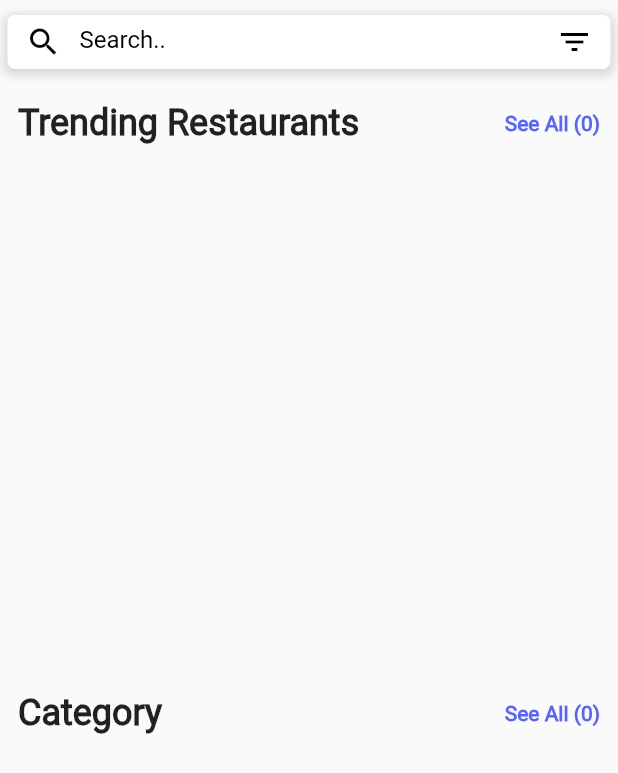
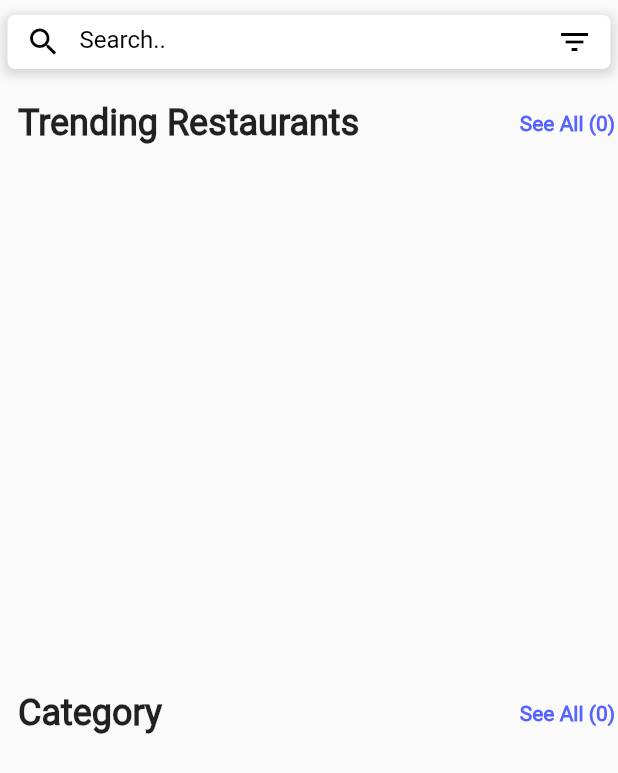
Before and after one commit to maysakhamis10/mobile_team_ui_app, a Flutter app: the HomeBody screen opened directly with empty values, on a phone screen of 412 x 824 dp. Shown: the top 773 px of the screen. Run offline on Flutter 3.47's test engine with Material 2 defaults, Android fonts, the phone set to English and light mode, and no system bars; our stand-ins replace animated_bottom_navigation_bar, carousel_slider, device_preview, equatable, flutter_bloc, flutter_staggered_animations and 1 more; statements that could not run were skipped.

Commit message:
finish peer review and refact some code

```diff
--- a/lib/food_app/view/home_body.dart
+++ b/lib/food_app/view/home_body.dart
@@ -46,11 +46,11 @@ class HomeBody extends StatelessWidget {
   }
 
   Widget _buildTitle(BuildContext context, String title) {
-    return Padding(
-      padding: const EdgeInsets.only(left: 12, right: 12, top: 12),
+    return Container(
+        padding: const EdgeInsets.only(left: 12, right: 2, top: 12),
         child: Row(
           mainAxisAlignment: MainAxisAlignment.spaceBetween,
-        mainAxisSize: MainAxisSize.max,
+          mainAxisSize: MainAxisSize.min,
           children: [
             Text('$title', style: kTitleTextStyle),
             GestureDetector(
--- a/pubspec.yaml
+++ b/pubspec.yaml
@@ -12,6 +12,7 @@ dependencies:
     sdk: flutter
 
   cupertino_icons: ^0.1.3
+  device_preview: ^0.4.8
   hydrated_bloc: ^3.0.0
   flutter_bloc: ^3.2.0
   equatable: ^1.1.1
```
Also changed, not shown: lib/main.dart (+6 -5 lines), pubspec.lock. Lines whose indentation alone changed are shown as unchanged.
